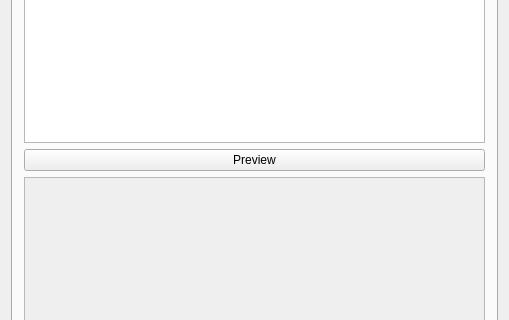
Before: the Qt Designer form mainwindow.ui in michas-eu/mc_base64_img, drawn with Qt 5; both pictures show x 0 to 509 and y 182 to 502 of the 509 by 681 pixel window.
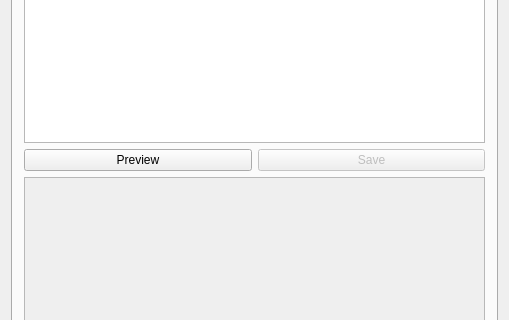
After: the same form once the commit is applied. The open tabs and pages were chosen to show the change.

Patch:
```diff
--- a/mainwindow.ui
+++ b/mainwindow.ui
@@ -14,7 +14,7 @@
    <string>MainWindow</string>
   </property>
   <widget class="QWidget" name="centralWidget">
-   <layout class="QVBoxLayout" name="verticalLayout_3">
+   <layout class="QVBoxLayout" name="verticalLayout">
     <item>
      <widget class="QTabWidget" name="tabWidget">
       <property name="tabShape">
@@ -79,7 +79,7 @@
        <attribute name="title">
         <string>Decoding</string>
        </attribute>
-       <layout class="QVBoxLayout" name="verticalLayout">
+       <layout class="QVBoxLayout" name="verticalLayout_3">
         <item>
          <widget class="QPlainTextEdit" name="base64_input">
           <property name="font">
@@ -90,6 +90,8 @@
          </widget>
         </item>
         <item>
+         <layout class="QHBoxLayout" name="horizontalLayout">
+          <item>
          <widget class="QPushButton" name="btn_convert">
           <property name="text">
            <string>Preview</string>
@@ -97,6 +99,18 @@
          </widget>
         </item>
         <item>
+           <widget class="QPushButton" name="btn_save">
+            <property name="enabled">
+             <bool>false</bool>
+            </property>
+            <property name="text">
+             <string>Save</string>
+            </property>
+           </widget>
+          </item>
+         </layout>
+        </item>
+        <item>
          <widget class="QScrollArea" name="scrollArea">
           <property name="autoFillBackground">
            <bool>false</bool>
```
Left out of the diff: 4 changed lines with no effect on the pictures. Lines whose indentation alone changed are shown as unchanged.
